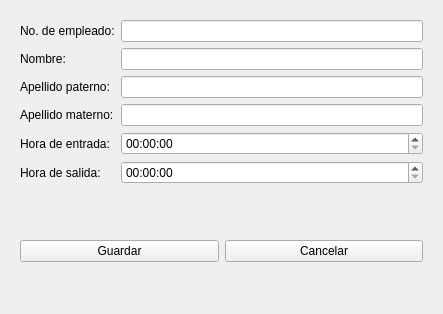
The window that ui/VentanaInformacionEmpleado.ui (kevin-luna/AsistenciaEmpleados) describes before a commit, drawn with Qt 5.
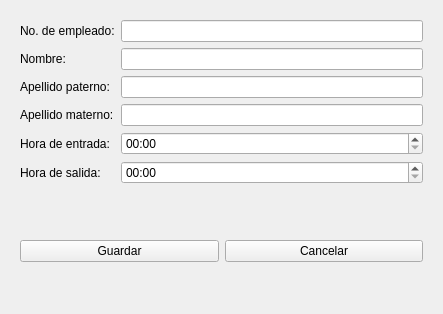
The same window after the commit.

Commit message: Se ha cambiado el formato de hora en los campos de hora de llegada y salida para el empleado.

Diff of the .ui file:
```diff
--- a/ui/VentanaInformacionEmpleado.ui
+++ b/ui/VentanaInformacionEmpleado.ui
@@ -78,7 +78,11 @@
        </widget>
       </item>
       <item row="5" column="1">
-       <widget class="QTimeEdit" name="tiempoEntrada"/>
+       <widget class="QTimeEdit" name="tiempoEntrada">
+        <property name="displayFormat">
+         <string>hh:mm</string>
+        </property>
+       </widget>
       </item>
       <item row="5" column="0">
        <widget class="QLabel" name="etiquetaHoraEntrada">
@@ -95,7 +99,11 @@
        </widget>
       </item>
       <item row="6" column="1">
-       <widget class="QTimeEdit" name="tiempoSalida"/>
+       <widget class="QTimeEdit" name="tiempoSalida">
+        <property name="displayFormat">
+         <string>hh:mm</string>
+        </property>
+       </widget>
       </item>
      </layout>
     </widget>
```
The commit also changes 1 other file.
